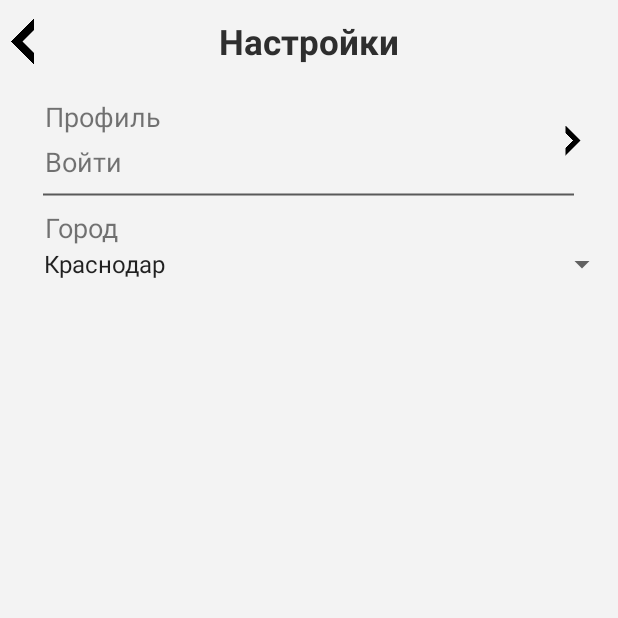
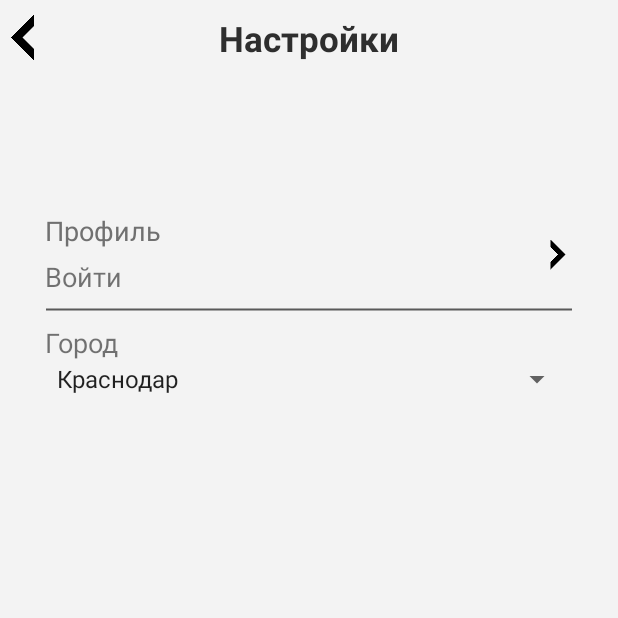
Before and after one commit to Arcadudu/Project_Holydays, an Android app: the Settings_Activity screen opened directly, with no data from a screen before it, on a phone screen of 412 x 824 dp, the top half of it. Run offline under Robolectric (Android 15) with nearby library versions, the phone set to English and light mode, and no system bars.

Commit message:
*Settings_Activity   >refactored into constraint base *ProfileLoginActivity   >refactored into constraint base
++ homeActivity & RegistrationActivity minor improvements

```diff
--- a/app/src/main/java/ru/arcadudu/project_holydays/ProfileLoginActivity.java
+++ b/app/src/main/java/ru/arcadudu/project_holydays/ProfileLoginActivity.java
@@ -6,7 +6,6 @@ import android.content.Intent;
 import android.os.Bundle;
 import android.view.View;
 import android.widget.Button;
-import android.widget.SearchView;
 
 public class ProfileLoginActivity extends AppCompatActivity {
 
--- a/app/src/main/java/ru/arcadudu/project_holydays/Settings_Activity.java
+++ b/app/src/main/java/ru/arcadudu/project_holydays/Settings_Activity.java
@@ -18,7 +18,7 @@ public class Settings_Activity extends AppCompatActivity {
     @Override
     protected void onCreate(Bundle savedInstanceState) {
         super.onCreate(savedInstanceState);
-        setContentView(R.layout.activity_settings_);
+        setContentView(R.layout.activity_settings);
 
         // Спиннер
         cities = findViewById(R.id.spinner_cities);
--- a/app/src/main/res/layout/activity_registration.xml
+++ b/app/src/main/res/layout/activity_registration.xml
@@ -43,7 +43,11 @@
             android:layout_width="match_parent"
             android:layout_height="wrap_content"
             android:orientation="vertical"
-            android:padding="25dp">
+            android:paddingTop="100dp"
+            android:paddingStart="15dp"
+            android:paddingEnd="15dp"
+            android:paddingBottom="15dp"
+            >
 
             <!--name-->
             <TextView
--- /dev/null
+++ b/app/src/main/res/layout/activity_settings.xml
@@ -0,0 +1,118 @@
+<?xml version="1.0" encoding="utf-8"?>
+
+<androidx.constraintlayout.widget.ConstraintLayout xmlns:android="http://schemas.android.com/apk/res/android"
+    xmlns:app="http://schemas.android.com/apk/res-auto"
+    xmlns:tools="http://schemas.android.com/tools"
+    android:layout_width="match_parent"
+    android:layout_height="match_parent"
+    android:background="@color/background1"
+    android:paddingTop="10dp"
+    tools:context=".Settings_Activity">
+
+    <ImageView
+        android:id="@+id/iv_btn_back_to_main"
+        android:layout_width="30dp"
+        android:layout_height="30dp"
+        app:layout_constraintStart_toStartOf="parent"
+        app:layout_constraintTop_toTopOf="parent"
+        app:srcCompat="@drawable/back" />
+
+    <TextView
+        android:id="@+id/tv_settings_label"
+        android:layout_width="match_parent"
+        android:layout_height="wrap_content"
+        android:layout_marginStart="10dp"
+        android:layout_marginEnd="10dp"
+        android:gravity="center"
+        android:text="Настройки"
+        android:textColor="@color/almostBlack"
+        android:textSize="23sp"
+        android:textStyle="bold"
+        app:layout_constraintEnd_toEndOf="parent"
+        app:layout_constraintStart_toStartOf="parent"
+        app:layout_constraintTop_toTopOf="parent" />
+
+    <TextView
+        android:id="@+id/tv_profile_field_title"
+        android:layout_width="match_parent"
+        android:layout_height="wrap_content"
+        android:layout_marginStart="30dp"
+        android:layout_marginTop="100dp"
+        android:layout_marginEnd="30dp"
+
+        android:text="Профиль"
+        android:textColor="@color/darkGrey"
+        android:textSize="18sp"
+        android:textStyle="normal"
+        app:layout_constraintEnd_toEndOf="parent"
+        app:layout_constraintStart_toStartOf="parent"
+        app:layout_constraintTop_toBottomOf="@+id/tv_settings_label" />
+
+    <TextView
+        android:id="@+id/textView"
+        android:layout_width="0dp"
+        android:layout_height="wrap_content"
+        android:layout_marginTop="6dp"
+        android:layout_marginEnd="30dp"
+
+        android:text="Войти"
+        android:textSize="18sp"
+        app:layout_constraintEnd_toEndOf="parent"
+        app:layout_constraintHorizontal_bias="1.0"
+        app:layout_constraintStart_toStartOf="@+id/tv_profile_field_title"
+        app:layout_constraintTop_toBottomOf="@+id/tv_profile_field_title" />
+
+    <ImageView
+        android:id="@+id/iv_btn_forward_to_login"
+        android:layout_width="20dp"
+        android:layout_height="30dp"
+        android:layout_marginTop="12dp"
+        android:layout_marginEnd="30dp"
+        android:layout_marginBottom="12dp"
+        android:src="@drawable/forward"
+        app:layout_constraintBottom_toBottomOf="@+id/textView"
+        app:layout_constraintEnd_toEndOf="parent"
+        app:layout_constraintTop_toTopOf="@+id/tv_profile_field_title"
+        app:layout_constraintVertical_bias="1.0" />
+
+    <TextView
+        android:id="@+id/tv_borderline"
+        android:layout_width="0dp"
+        android:layout_height="wrap_content"
+        android:layout_gravity="center"
+        android:layout_marginEnd="30dp"
+        android:background="@drawable/style_borderline"
+        android:text=""
+        app:layout_constraintEnd_toEndOf="parent"
+        app:layout_constraintStart_toStartOf="@+id/textView"
+        app:layout_constraintTop_toBottomOf="@+id/textView" />
+
+    <TextView
+        android:id="@+id/tv_spinner_current"
+        android:layout_width="match_parent"
+        android:layout_height="wrap_content"
+        android:layout_gravity="center_horizontal"
+        android:layout_marginStart="30dp"
+        android:layout_marginEnd="30dp"
+        android:text="Город"
+        android:textSize="18sp"
+        app:layout_constraintEnd_toEndOf="parent"
+        app:layout_constraintStart_toStartOf="parent"
+        app:layout_constraintTop_toBottomOf="@+id/tv_borderline"
+        tools:ignore="RtlSymmetry" />
+
+    <Spinner
+        android:id="@+id/spinner_cities"
+        android:layout_width="match_parent"
+        android:layout_height="wrap_content"
+        android:layout_marginStart="30dp"
+        android:layout_marginEnd="30dp"
+        android:gravity="start"
+        android:textSize="18sp"
+        app:layout_constraintEnd_toEndOf="parent"
+        app:layout_constraintStart_toStartOf="parent"
+        app:layout_constraintTop_toBottomOf="@+id/tv_spinner_current"
+        tools:ignore="RtlSymmetry" />
+
+
+</androidx.constraintlayout.widget.ConstraintLayout>
--- a/app/src/main/res/layout/activity_settings_.xml
+++ /dev/null
@@ -1,98 +0,0 @@
-<?xml version="1.0" encoding="utf-8"?>
-
-<LinearLayout xmlns:android="http://schemas.android.com/apk/res/android"
-    xmlns:tools="http://schemas.android.com/tools"
-    android:layout_width="match_parent"
-    android:layout_height="match_parent"
-    android:background="@color/background1"
-    android:orientation="vertical"
-    android:paddingTop="10dp"
-    tools:context=".Settings_Activity">
-
-    <FrameLayout
-        android:layout_width="match_parent"
-        android:layout_height="wrap_content">
-
-        <ImageView
-            android:id="@+id/iv_btn_back_to_main"
-            android:layout_width="30dp"
-            android:layout_height="30dp"
-            android:layout_gravity="start|center_vertical"
-            android:src="@drawable/icon_back" />
-
-        <TextView
-            android:id="@+id/tv_settings_label"
-            android:layout_width="match_parent"
-            android:layout_height="35dp"
-            android:layout_gravity="center"
-            android:gravity="center"
-            android:text="Настройки"
-            android:textColor="@color/almostBlack"
-            android:textSize="23sp"
-            android:textStyle="bold" />
-
-    </FrameLayout>
-
-    <FrameLayout
-        android:layout_width="match_parent"
-        android:layout_height="wrap_content"
-        android:layout_marginTop="20dp">
-
-        <TextView
-            android:id="@+id/tv_profile_title"
-            android:layout_width="match_parent"
-            android:layout_height="wrap_content"
-            android:layout_gravity="center_horizontal"
-            android:layout_marginTop="30dp"
-            android:paddingStart="30dp"
-            android:text="Войти"
-            android:textSize="18sp"
-            tools:ignore="RtlSymmetry" />
-
-        <TextView
-            android:layout_width="match_parent"
-            android:layout_height="wrap_content"
-            android:layout_gravity="center_horizontal"
-            android:paddingStart="30dp"
-            android:text="Профиль"
-            android:textSize="18sp"
-            tools:ignore="RtlSymmetry" />
-
-        <ImageView
-            android:id="@+id/iv_btn_forward_to_login"
-            android:layout_width="20dp"
-            android:layout_height="30dp"
-            android:layout_gravity="end"
-            android:layout_marginTop="13dp"
-            android:layout_marginEnd="20dp"
-            android:src="@drawable/icon_forward" />
-
-    </FrameLayout>
-
-    <TextView
-        android:layout_width="355dp"
-        android:layout_height="wrap_content"
-        android:layout_gravity="center"
-        android:background="@drawable/style_borderline"
-        android:text="" />
-
-    <TextView
-        android:layout_width="match_parent"
-        android:layout_height="wrap_content"
-        android:layout_gravity="center_horizontal"
-        android:paddingStart="30dp"
-        android:text="Город"
-        android:textSize="18sp"
-        tools:ignore="RtlSymmetry" />
-
-    <Spinner
-        android:id="@+id/spinner_cities"
-        android:layout_width="match_parent"
-        android:layout_height="wrap_content"
-        android:gravity="start"
-        android:paddingStart="21dp"
-        android:textSize="18sp"
-        tools:ignore="RtlSymmetry" />
-
-
-</LinearLayout>
```
Also changed, not shown: app/src/main/java/ru/arcadudu/project_holydays/home_activity/utils/FeedItem.java (added, +55 -0 lines), app/src/main/java/ru/arcadudu/project_holydays/home_activity/utils/FeedItemAdapter.java (added, +50 -0 lines), app/src/main/java/ru/arcadudu/project_holydays/home_activity/utils/Nearby.java (added, +28 -0 lines), app/src/main/java/ru/arcadudu/project_holydays/home_activity/utils/NearbyAdapter.java (added, +45 -0 lines), app/src/main/res/layout/activity_home.xml (+5 -4 lines), app/src/main/res/layout/activity_profile_login.xml (+57 -56 lines), app/src/main/res/layout/my_viewholder_feed.xml (added, +72 -0 lines), app/src/main/res/layout/my_viewholder_nearby.xml (added, +32 -0 lines), app/src/main/res/drawable-v24/item4_chocolate_deck_cropped.png (added), app/src/main/res/drawable/icon_social_facebook.png (added), app/src/main/res/drawable/icon_social_google_plus.png (added), app/src/main/res/drawable/icon_social_vk.png (added), 1 other file.
